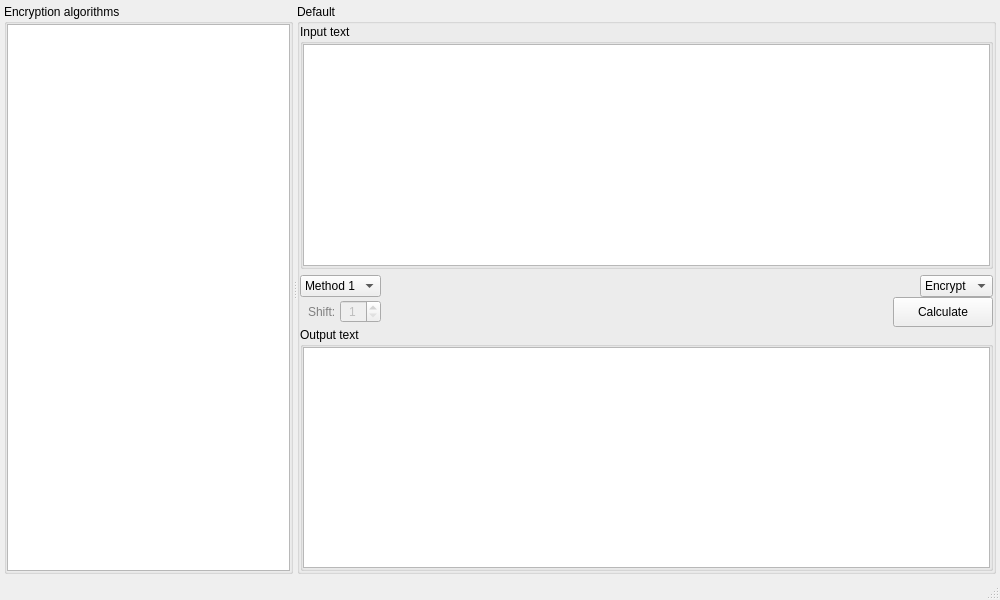
Old version of the form src/gui/mainwindow.ui in the repository vasilypht/crypto-methods.
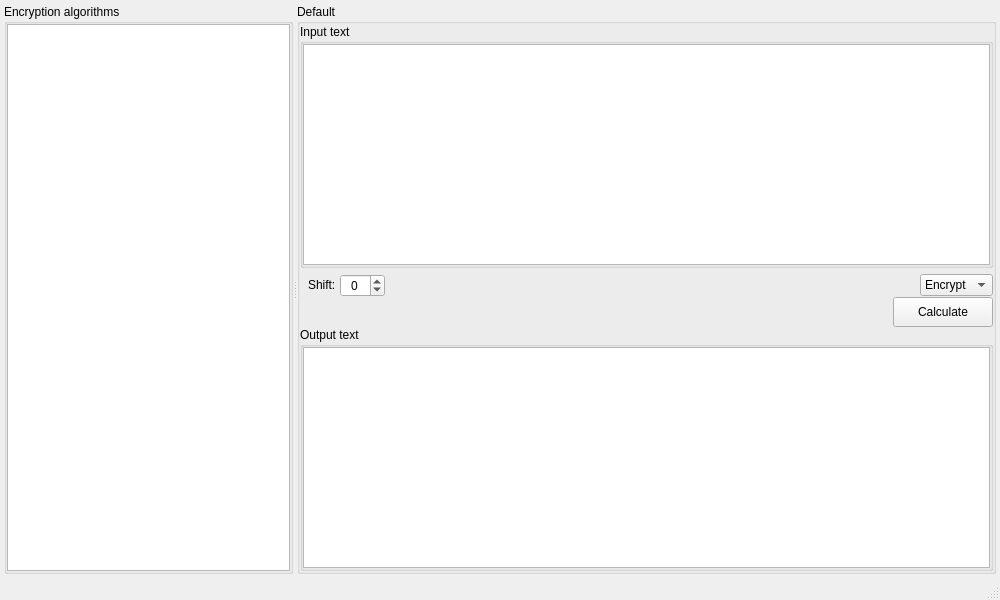
New version of the form.

```diff
--- a/src/gui/mainwindow.ui
+++ b/src/gui/mainwindow.ui
@@ -116,7 +116,7 @@
            </size>
           </property>
           <property name="currentIndex">
-           <number>3</number>
+           <number>4</number>
           </property>
           <widget class="QWidget" name="page_0">
            <layout class="QVBoxLayout" name="verticalLayout_4">
@@ -778,7 +778,202 @@
                 <number>0</number>
                </property>
                <item>
-                <widget class="QTextEdit" name="page_3_text_edit_output"/>
+                <widget class="QTextEdit" name="page_3_text_edit_output">
+                 <property name="readOnly">
+                  <bool>true</bool>
+                 </property>
+                </widget>
+               </item>
+              </layout>
+             </widget>
+            </item>
+           </layout>
+          </widget>
+          <widget class="QWidget" name="page_4">
+           <layout class="QVBoxLayout" name="verticalLayout_16">
+            <property name="spacing">
+             <number>0</number>
+            </property>
+            <property name="leftMargin">
+             <number>0</number>
+            </property>
+            <property name="topMargin">
+             <number>0</number>
+            </property>
+            <property name="rightMargin">
+             <number>0</number>
+            </property>
+            <property name="bottomMargin">
+             <number>0</number>
+            </property>
+            <item>
+             <widget class="QGroupBox" name="page_4_group_box_input">
+              <property name="title">
+               <string>Input text</string>
+              </property>
+              <layout class="QVBoxLayout" name="verticalLayout_15">
+               <property name="spacing">
+                <number>0</number>
+               </property>
+               <property name="leftMargin">
+                <number>0</number>
+               </property>
+               <property name="topMargin">
+                <number>0</number>
+               </property>
+               <property name="rightMargin">
+                <number>0</number>
+               </property>
+               <property name="bottomMargin">
+                <number>0</number>
+               </property>
+               <item>
+                <widget class="QTextEdit" name="page_4_text_edit_input"/>
+               </item>
+              </layout>
+             </widget>
+            </item>
+            <item>
+             <layout class="QHBoxLayout" name="page_4_horizontal_layout_1">
+              <property name="spacing">
+               <number>4</number>
+              </property>
+              <property name="leftMargin">
+               <number>8</number>
+              </property>
+              <property name="topMargin">
+               <number>6</number>
+              </property>
+              <item>
+               <widget class="QLabel" name="page_4_label_shift">
+                <property name="sizePolicy">
+                 <sizepolicy hsizetype="Minimum" vsizetype="Fixed">
+                  <horstretch>0</horstretch>
+                  <verstretch>0</verstretch>
+                 </sizepolicy>
+                </property>
+                <property name="text">
+                 <string>Shift:</string>
+                </property>
+               </widget>
+              </item>
+              <item>
+               <widget class="QSpinBox" name="page_4_spin_box_shift">
+                <property name="alignment">
+                 <set>Qt::AlignCenter</set>
+                </property>
+                <property name="buttonSymbols">
+                 <enum>QAbstractSpinBox::UpDownArrows</enum>
+                </property>
+                <property name="minimum">
+                 <number>-50</number>
+                </property>
+                <property name="maximum">
+                 <number>50</number>
+                </property>
+               </widget>
+              </item>
+              <item>
+               <spacer name="page_4_horizontal_spacer_1">
+                <property name="orientation">
+                 <enum>Qt::Horizontal</enum>
+                </property>
+                <property name="sizeHint" stdset="0">
+                 <size>
+                  <width>40</width>
+                  <height>20</height>
+                 </size>
+                </property>
+               </spacer>
+              </item>
+              <item>
+               <widget class="QComboBox" name="page_4_combo_box_type">
+                <property name="sizePolicy">
+                 <sizepolicy hsizetype="Fixed" vsizetype="Fixed">
+                  <horstretch>0</horstretch>
+                  <verstretch>0</verstretch>
+                 </sizepolicy>
+                </property>
+                <item>
+                 <property name="text">
+                  <string>Encrypt</string>
+                 </property>
+                </item>
+                <item>
+                 <property name="text">
+                  <string>Decrypt</string>
+                 </property>
+                </item>
+               </widget>
+              </item>
+             </layout>
+            </item>
+            <item>
+             <layout class="QHBoxLayout" name="page_4_horizontal_layout_2">
+              <property name="spacing">
+               <number>0</number>
+              </property>
+              <item>
+               <spacer name="page_4_horizontal_spacer_2">
+                <property name="orientation">
+                 <enum>Qt::Horizontal</enum>
+                </property>
+                <property name="sizeHint" stdset="0">
+                 <size>
+                  <width>40</width>
+                  <height>20</height>
+                 </size>
+                </property>
+               </spacer>
+              </item>
+              <item>
+               <widget class="QPushButton" name="page_4_button_calc">
+                <property name="sizePolicy">
+                 <sizepolicy hsizetype="Fixed" vsizetype="Fixed">
+                  <horstretch>0</horstretch>
+                  <verstretch>0</verstretch>
+                 </sizepolicy>
+                </property>
+                <property name="minimumSize">
+                 <size>
+                  <width>100</width>
+                  <height>30</height>
+                 </size>
+                </property>
+                <property name="text">
+                 <string>Calculate</string>
+                </property>
+               </widget>
+              </item>
+             </layout>
+            </item>
+            <item>
+             <widget class="QGroupBox" name="page_4_group_box_output">
+              <property name="title">
+               <string>Output text</string>
+              </property>
+              <layout class="QVBoxLayout" name="verticalLayout_14">
+               <property name="spacing">
+                <number>0</number>
+               </property>
+               <property name="leftMargin">
+                <number>0</number>
+               </property>
+               <property name="topMargin">
+                <number>0</number>
+               </property>
+               <property name="rightMargin">
+                <number>0</number>
+               </property>
+               <property name="bottomMargin">
+                <number>0</number>
+               </property>
+               <item>
+                <widget class="QTextEdit" name="page_4_text_edit_output">
+                 <property name="readOnly">
+                  <bool>true</bool>
+                 </property>
+                </widget>
                </item>
               </layout>
              </widget>
```
